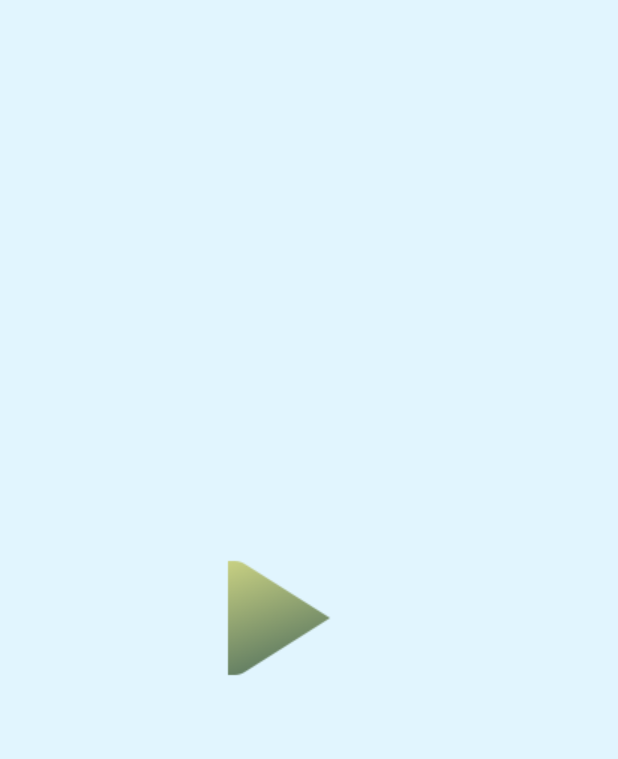
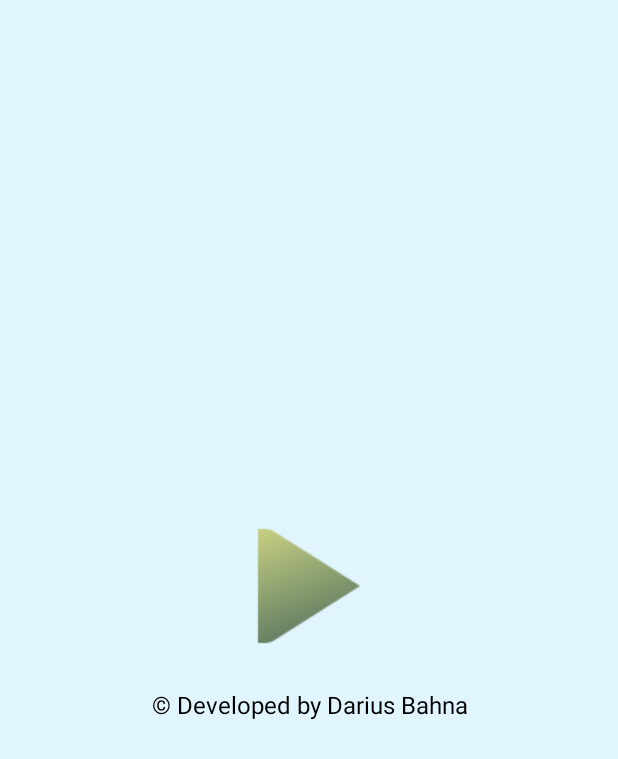
Before and after one commit to Bahna-Darius/Android-Studio-Game, an Android app: the screen it shows after launch (MainActivity), on a phone screen of 412 x 824 dp. Shown: the top 759 px of the screen. Run offline under Robolectric (Android 15) with nearby library versions, the phone set to English and light mode, and no system bars.

```diff
--- a/app/src/main/res/layout/activity_main.xml
+++ b/app/src/main/res/layout/activity_main.xml
@@ -6,12 +6,25 @@
     tools:context=".MainActivity"
     android:background="#E1F5FE"
     android:orientation="vertical"
-    android:gravity="center">
+    android:gravity="center"
+    android:padding="16dp">
+
     <ImageButton
         android:layout_width="wrap_content"
         android:layout_height="wrap_content"
-        android:layout_marginEnd="20dp"
         android:background="@drawable/play"
         android:contentDescription="Play button"
+        android:scaleType="fitCenter"
         android:onClick="startGame" />
+
+    <TextView
+        android:layout_width="wrap_content"
+        android:layout_height="wrap_content"
+        android:text="© Developed by Darius Bahna"
+        android:textColor="#000000"
+        android:textSize="16sp"
+        android:gravity="center"
+        android:layout_marginTop="20dp"
+        android:layout_alignParentBottom="true" />
+
 </LinearLayout>
--- a/app/src/main/res/mipmap-anydpi-v26/ic_launcher.xml
+++ b/app/src/main/res/mipmap-anydpi-v26/ic_launcher.xml
@@ -1,6 +1,5 @@
 <?xml version="1.0" encoding="utf-8"?>
 <adaptive-icon xmlns:android="http://schemas.android.com/apk/res/android">
-    <background android:drawable="@drawable/ic_launcher_background" />
-    <foreground android:drawable="@drawable/ic_launcher_foreground" />
-    <monochrome android:drawable="@drawable/ic_launcher_foreground" />
+    <background android:drawable="@color/ic_launcher_background"/>
+    <foreground android:drawable="@mipmap/ic_launcher_foreground"/>
 </adaptive-icon>
--- a/app/src/main/res/mipmap-anydpi-v26/ic_launcher_round.xml
+++ b/app/src/main/res/mipmap-anydpi-v26/ic_launcher_round.xml
@@ -1,6 +1,5 @@
 <?xml version="1.0" encoding="utf-8"?>
 <adaptive-icon xmlns:android="http://schemas.android.com/apk/res/android">
-    <background android:drawable="@drawable/ic_launcher_background" />
-    <foreground android:drawable="@drawable/ic_launcher_foreground" />
-    <monochrome android:drawable="@drawable/ic_launcher_foreground" />
+    <background android:drawable="@color/ic_launcher_background"/>
+    <foreground android:drawable="@mipmap/ic_launcher_foreground"/>
 </adaptive-icon>
--- /dev/null
+++ b/app/src/main/res/values/ic_launcher_background.xml
@@ -0,0 +1,4 @@
+<?xml version="1.0" encoding="utf-8"?>
+<resources>
+    <color name="ic_launcher_background">#4B338A</color>
+</resources>
```
